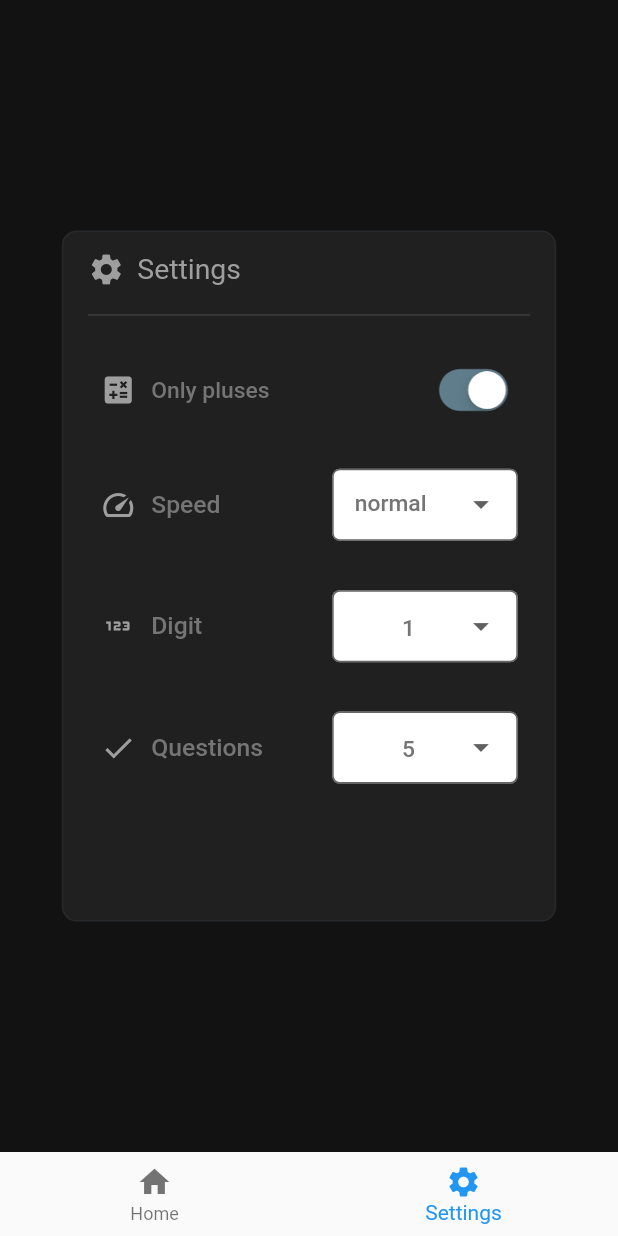
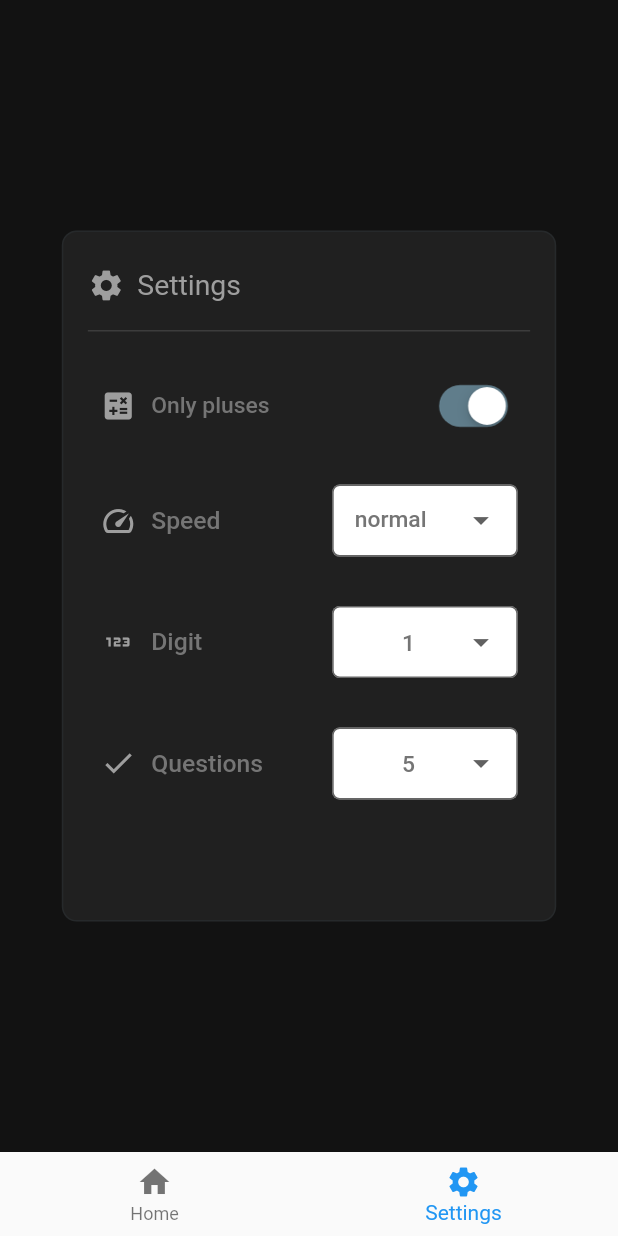
Before and after one commit to semanticist21/simple-anzan, a Flutter app: the screen it shows after launch, item 2 of the bottom bar chosen, on a phone screen of 412 x 824 dp. Run offline on Flutter 3.47's test engine with Material 2 defaults, Android fonts, the phone set to English and light mode, and no system bars; our stand-ins replace shared_preferences, universal_io.

Commit message:
쓸모없는 사이즈 박스 제거

```diff
--- a/lib/src/pages/home_page.dart
+++ b/lib/src/pages/home_page.dart
@@ -27,16 +27,12 @@
           color: const ColorScheme.dark().background,
           alignment: Alignment.topCenter,
           child: Column(children: [
-            Flexible(
+            Expanded(
               flex: 3,
-                fit: FlexFit.tight,
-                child: SizedBox(
-                  height: 300,
-                  width: double.infinity,
               child: Center(
                   child: FractionallySizedBox(
-                    widthFactor: 0.8,
-                    heightFactor: 0.45,
+                widthFactor: 0.7,
+                heightFactor: 0.6,
                 child: Container(
                   decoration: BoxDecoration(
                       color: const Color.fromRGBO(158, 158, 158, 0.1),
@@ -51,13 +47,9 @@
                   )),
                 ),
               )),
-                )),
-            Flexible(
+            ),
+            Expanded(
               flex: 1,
-              fit: FlexFit.tight,
-              child: SizedBox(
-                  height: 100,
-                  width: double.infinity,
               child: Center(
                   child: ConstrainedBox(
                       constraints: const BoxConstraints(maxWidth: 700),
@@ -80,7 +72,7 @@
                                       style: _getMainButtonTextStyle(),
                                       textAlign: TextAlign.center,
                                     )));
-                              }))))),
+                          })))),
             ),
           ] // children ends
               ),
--- a/lib/src/pages/settting_page.dart
+++ b/lib/src/pages/settting_page.dart
@@ -2,6 +2,7 @@
 import 'package:flutter/cupertino.dart';
 import 'package:flutter/material.dart';
 import 'package:abacus_simple_anzan/src/settings/settings_manager.dart';
+import 'package:universal_io/io.dart';
 
 import '../dialog/add_dialog.dart';
 import '../settings/prefs/calculation_mode_pref.dart';
@@ -36,6 +37,8 @@
         child: Container(
       color: const ColorScheme.dark().background,
       child: Center(
+        child: ConstrainedBox(
+          constraints: const BoxConstraints(maxWidth: 1000),
           child: FractionallySizedBox(
             widthFactor: 0.8,
             heightFactor: 0.6,
@@ -43,21 +46,20 @@
                 decoration: BoxDecoration(
                     color: const Color.fromRGBO(158, 158, 158, 0.1),
                     borderRadius: BorderRadius.circular(10),
-                border:
-                    Border.all(color: const Color.fromRGBO(96, 125, 139, 0.1))),
+                    border: Border.all(
+                        color: const Color.fromRGBO(96, 125, 139, 0.1))),
                 child: FractionallySizedBox(
                     widthFactor: 0.9,
-                heightFactor: 1,
-                child: LayoutBuilder(
-                  builder: (BuildContext context, BoxConstraints constraints) {
-                    var isBiggerSize = false;
-                    if (constraints.maxHeight > 420) {
-                      isBiggerSize = true;
-                    }
-
-                    return ListView(children: [
+                    heightFactor: 0.9,
+                    child: ListView(
+                        physics: const AlwaysScrollableScrollPhysics(
+                            parent: BouncingScrollPhysics()),
+                        scrollDirection: Axis.vertical,
+                        children: [
                           SizedBox(
-                          height: MediaQuery.of(context).size.height * 0.015),
+                              height: Platform.isIOS || Platform.isAndroid
+                                  ? 0
+                                  : MediaQuery.of(context).size.height * 0.015),
                           Row(
                             crossAxisAlignment: CrossAxisAlignment.center,
                             children: [
@@ -67,45 +69,43 @@
                                 size: MediaQuery.of(context).size.height * 0.03,
                               ),
                               SizedBox(
-                              width: MediaQuery.of(context).size.width * 0.02),
+                                  width:
+                                      MediaQuery.of(context).size.width * 0.02),
                               Text(
                                 LocalizationChecker.settings,
                                 style: TextStyle(
-                              fontSize:
-                                  MediaQuery.of(context).size.height * 0.023,
+                                  fontSize: MediaQuery.of(context).size.height *
+                                      0.023,
                                   color: Colors.grey,
                                 ),
                               )
                             ],
                           ),
                           SizedBox(
-                          height: MediaQuery.of(context).size.height * 0.01),
+                              height:
+                                  MediaQuery.of(context).size.height * 0.01),
                           const Divider(
                             height: 20,
                             thickness: 1,
                             color: Color.fromARGB(255, 60, 60, 60),
                           ),
                           SizedBox(
-                          height: MediaQuery.of(context).size.height * 0.005),
+                              height:
+                                  MediaQuery.of(context).size.height * 0.005),
                           // plus & minus mode.
-                      SizedBox(
-                        height:
-                            isBiggerSize ? constraints.maxHeight * 0.8 : null,
-                        child: SingleChildScrollView(
-                            physics: const BouncingScrollPhysics(
-                                parent: AlwaysScrollableScrollPhysics()),
+                          Expanded(
                               child: Column(
                                   mainAxisAlignment:
-                                    MainAxisAlignment.spaceBetween,
+                                      MainAxisAlignment.spaceAround,
                                   mainAxisSize: MainAxisSize.max,
-                                crossAxisAlignment: CrossAxisAlignment.stretch,
+                                  crossAxisAlignment:
+                                      CrossAxisAlignment.stretch,
                                   children: [
                                 buildToggleOption(
                                     LocalizationChecker.onlyPluses,
-                                      _manager.enumToValue<CalculationMode,
-                                          bool>(_isOnlyPlus),
+                                    _manager.enumToValue<CalculationMode, bool>(
+                                        _isOnlyPlus),
                                     togglePlusModeCallback),
-
                                 // speed.
                                 buildDropdownButton(
                                     LocalizationChecker.speed,
@@ -139,10 +139,7 @@
                                         _manager),
                                     changeOptionCallback<NumOfProblems>)
                               ])),
-                      )
-                    ]);
-                  },
-                )),
+                        ]))),
           ),
         ),
       ),
@@ -196,24 +193,19 @@
             children: [
               icon,
               const SizedBox(width: 10),
-              SizedBox(
-                  width: MediaQuery.of(context).size.width * 0.20,
-                  child: Text(title,
+              Text(title,
                   style: TextStyle(
                       fontSize: MediaQuery.of(context).size.height * 0.020,
                       fontWeight: FontWeight.w500,
-                          color: Colors.grey[600])))
+                      color: Colors.grey[600]))
             ],
           )),
       Flexible(
           flex: 10,
+          child: ConstrainedBox(
+              constraints: const BoxConstraints(maxWidth: 350),
               child: FractionallySizedBox(
                 widthFactor: 0.8,
-              child: Transform.scale(
-                filterQuality: FilterQuality.high,
-                scaleX: 1.0,
-                scaleY: 1.0,
-                alignment: Alignment.centerRight,
                 child: DropdownButtonFormField(
                   elevation: 0,
                   isDense: true,
@@ -282,7 +274,7 @@
           child: Text(
             element,
             style: TextStyle(
-                height: 1.4,
+                height: 1.45,
                 color: Colors.grey[600],
                 fontSize: MediaQuery.of(context).size.height * 0.0185,
                 fontWeight: FontWeight.w500),
--- a/lib/src/provider/state_provider.dart
+++ b/lib/src/provider/state_provider.dart
@@ -1,3 +1,4 @@
+import 'package:abacus_simple_anzan/src/words/localization.dart';
 import 'package:flutter/material.dart';
 import 'package:flutter/widgets.dart';
 
@@ -7,7 +8,7 @@
   ButtonState state = ButtonState.iterationNotStarted;
 
   bool isButtonVisible = true;
-  String buttonText = start;
+  String buttonText = LocalizationChecker.start;
 
   void changeState({ButtonState desiredState = ButtonState.autoState}) {
     switch (desiredState) {
@@ -50,13 +51,13 @@
 String getButtonStr(ButtonState state) {
   switch (state) {
     case ButtonState.iterationNotStarted:
-      return start;
+      return startEn;
     case ButtonState.iterationStarted:
       return hidden;
     case ButtonState.iterationCompleted:
-      return check;
+      return checkEn;
     default:
-      return start;
+      return startEn;
   }
 }
 
--- a/lib/src/words/const.dart
+++ b/lib/src/words/const.dart
@@ -8,9 +8,13 @@
 const String settingLabel = 'Settings';
 
 // button strings
-const String start = 'Start !!';
+const String startKr = '시작 !!';
+const String startEn = 'Start !!';
+
 const String hidden = ' ';
-const String check = 'Check Answer';
+
+const String checkKr = '정답 확인';
+const String checkEn = 'Check Answer';
 
 // error page strings
 const String error = 'The page you requested does not exist.';
--- a/lib/src/words/localization.dart
+++ b/lib/src/words/localization.dart
@@ -4,6 +4,10 @@
 class LocalizationChecker {
   static String defaultLocale = Platform.localeName;
   static bool isKr = false;
+
+  // button str
+  static String start = startEn;
+  static String check = checkEn;
 
   // options(settings)
   static String settings = settingsEn;
@@ -22,6 +26,9 @@
     if (defaultLocale == 'ko_KR') {
       isKr = true;
 
+      start = startKr;
+      check = checkKr;
+
       settings = settingsKr;
       onlyPluses = onlyPlusesKr;
       speed = speedKr;
```
Also changed, not shown: 1 other file. Lines whose indentation alone changed are shown as unchanged.
